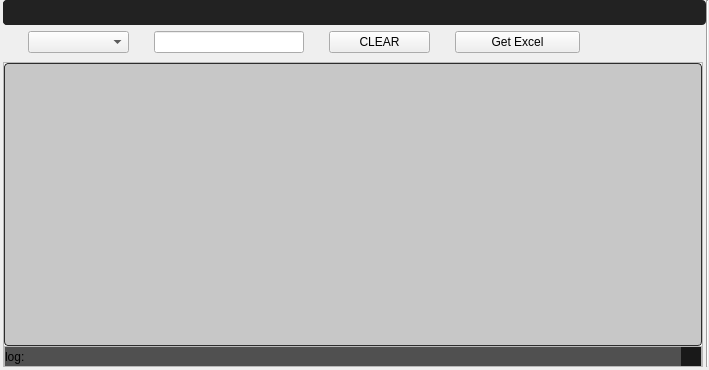
Old version of the form Resources/UI/CMPOTW.ui in the repository ArhamshareKrushil/ScanRisk.
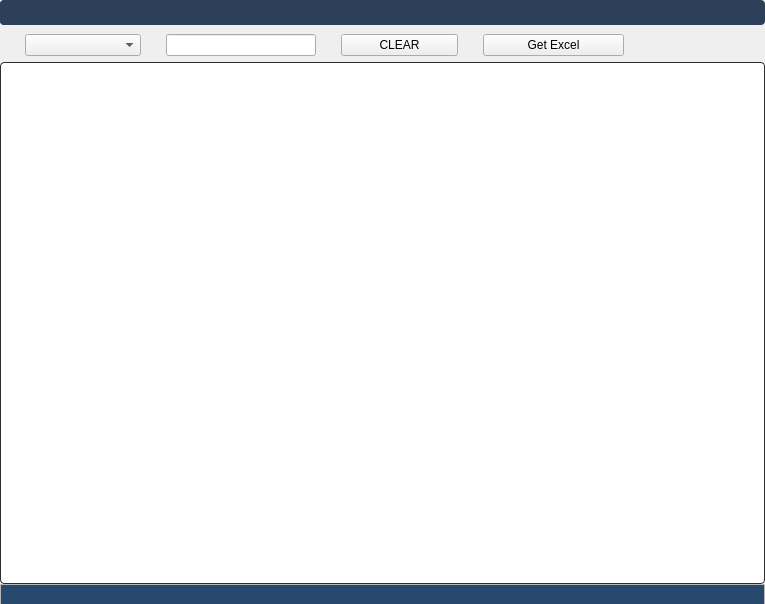
New version of the form. Icons and pictures are not drawn.

Patch:
```diff
--- a/Resources/UI/CMPOTW.ui
+++ b/Resources/UI/CMPOTW.ui
@@ -6,8 +6,8 @@
    <rect>
     <x>0</x>
     <y>0</y>
-    <width>709</width>
-    <height>370</height>
+    <width>765</width>
+    <height>604</height>
    </rect>
   </property>
   <property name="windowTitle">
@@ -33,295 +33,7 @@
     <property name="spacing">
      <number>0</number>
     </property>
-    <item row="2" column="2">
-     <widget class="QFrame" name="mainFrame">
-      <property name="sizePolicy">
-       <sizepolicy hsizetype="Expanding" vsizetype="Expanding">
-        <horstretch>0</horstretch>
-        <verstretch>0</verstretch>
-       </sizepolicy>
-      </property>
-      <property name="frameShape">
-       <enum>QFrame::StyledPanel</enum>
-      </property>
-      <property name="frameShadow">
-       <enum>QFrame::Raised</enum>
-      </property>
-      <layout class="QGridLayout" name="gridLayout_4">
-       <property name="leftMargin">
-        <number>0</number>
-       </property>
-       <property name="topMargin">
-        <number>0</number>
-       </property>
-       <property name="rightMargin">
-        <number>0</number>
-       </property>
-       <property name="bottomMargin">
-        <number>0</number>
-       </property>
-       <property name="spacing">
-        <number>0</number>
-       </property>
-       <item row="0" column="0">
-        <widget class="QTableView" name="tableView">
-         <property name="font">
-          <font>
-           <pointsize>11</pointsize>
-          </font>
-         </property>
-         <property name="styleSheet">
-          <string notr="true">QTreeView:branch:selected, QTreeView:branch:hover {
-  background: url(&quot;:/qss_icons/rc/transparent.png&quot;);
-}
-
-QTreeView:branch:has-siblings:!adjoins-item {
-  border-image: url(&quot;:/qss_icons/rc/branch_line.png&quot;) 0;
-}
-
-QTreeView:branch:has-siblings:adjoins-item {
-  border-image: url(&quot;:/qss_icons/rc/branch_more.png&quot;) 0;
-}
-
-QTreeView:branch:!has-children:!has-siblings:adjoins-item {
-  border-image: url(&quot;:/qss_icons/rc/branch_end.png&quot;) 0;
-}
-
-QTreeView:branch:has-children:!has-siblings:closed, QTreeView:branch:closed:has-children:has-siblings {
-  border-image: none;
-  image: url(&quot;:/qss_icons/rc/branch_closed.png&quot;);
-}
-
-QTreeView:branch:open:has-children:!has-siblings, QTreeView:branch:open:has-children:has-siblings {
-  border-image: none;
-  image: url(&quot;:/qss_icons/rc/branch_open.png&quot;);
-}
-
-QTreeView:branch:has-children:!has-siblings:closed:hover, QTreeView:branch:closed:has-children:has-siblings:hover {
-  image: url(&quot;:/qss_icons/rc/branch_closed_focus.png&quot;);
-}
-
-QTreeView:branch:open:has-children:!has-siblings:hover, QTreeView:branch:open:has-children:has-siblings:hover {
-  image: url(&quot;:/qss_icons/rc/branch_open_focus.png&quot;);
-}
-
-QTreeView::indicator:checked,
-QListView::indicator:checked {
-  image: url(&quot;:/qss_icons/rc/checkbox_checked.png&quot;);
-}
-
-QTreeView::indicator:checked:hover, QTreeView::indicator:checked:focus, QTreeView::indicator:checked:pressed,
-QListView::indicator:checked:hover,
-QListView::indicator:checked:focus,
-QListView::indicator:checked:pressed {
-  image: url(&quot;:/qss_icons/rc/checkbox_checked_focus.png&quot;);
-}
-
-QTreeView::indicator:unchecked,
-QListView::indicator:unchecked {
-  image: url(&quot;:/qss_icons/rc/checkbox_unchecked.png&quot;);
-}
-
-QTreeView::indicator:unchecked:hover, QTreeView::indicator:unchecked:focus, QTreeView::indicator:unchecked:pressed,
-QListView::indicator:unchecked:hover,
-QListView::indicator:unchecked:focus,
-QListView::indicator:unchecked:pressed {
-  image: url(&quot;:/qss_icons/rc/checkbox_unchecked_focus.png&quot;);
-}
-
-QTreeView::indicator:indeterminate,
-QListView::indicator:indeterminate {
-  image: url(&quot;:/qss_icons/rc/checkbox_indeterminate.png&quot;);
-}
-
-QTreeView::indicator:indeterminate:hover, QTreeView::indicator:indeterminate:focus, QTreeView::indicator:indeterminate:pressed,
-QListView::indicator:indeterminate:hover,
-QListView::indicator:indeterminate:focus,
-QListView::indicator:indeterminate:pressed {
-  image: url(&quot;:/qss_icons/rc/checkbox_indeterminate_focus.png&quot;);
-}
-
-QTreeView,
-QListView,
-QTableView,
-QColumnView {
-  background-color: #c7c7c7;
-  border: 1px solid #2d2d2d;
-  color: #000000;
-  gridline-color: #2d2d2d;
-  border-radius: 4px;
-}
-
-QTreeView:disabled,
-QListView:disabled,
-QTableView:disabled,
-QColumnView:disabled {
-  background-color: #c7c7c7;
-  color: #000000;
-}
-
-QTreeView:selected,
-QListView:selected,
-QTableView:selected,
-QColumnView:selected {
-  background-color: #c7c7c7;
-  color: #000000;
-}
-
-QTreeView:hover,
-QListView:hover,
-QTableView:hover,
-QColumnView:hover {
-  background-color: #c7c7c7;
-  border: 1px solid #148CD2;
-}
-
-QTreeView::item:pressed,
-QListView::item:pressed,
-QTableView::item:pressed,
-QColumnView::item:pressed {
-  background-color: #c7c7c7;
-}
-
-QTreeView::item:selected:hover,
-QListView::item:selected:hover,
-QTableView::item:selected:hover,
-QColumnView::item:selected:hover {
-  background: #c7c7c7;
-  color: #000000;
-}
-
-QTreeView::item:selected:active,
-QListView::item:selected:active,
-QTableView::item:selected:active,
-QColumnView::item:selected:active {
-background-color: palette(highlight);
- color: palette(highlightedText);
-}
-
-QTreeView::item:!selected:hover,
-QListView::item:!selected:hover,
-QTableView::item:!selected:hover,
-QColumnView::item:!selected:hover {
-  outline: 0;
-  color: #148CD2;
-  background-color: #2d2d2d;
-}
-
-QTableCornerButton::section {
-  background-color: #282828;
-  border: 1px transparent #2d2d2d;
-  border-radius: 0px;
-}
-</string>
-         </property>
-         <property name="selectionBehavior">
-          <enum>QAbstractItemView::SelectRows</enum>
-         </property>
-         <property name="showGrid">
-          <bool>false</bool>
-         </property>
-         <property name="sortingEnabled">
-          <bool>true</bool>
-         </property>
-         <attribute name="verticalHeaderDefaultSectionSize">
-          <number>23</number>
-         </attribute>
-        </widget>
-       </item>
-       <item row="1" column="0">
-        <widget class="QFrame" name="StatusBar">
-         <property name="minimumSize">
-          <size>
-           <width>0</width>
-           <height>20</height>
-          </size>
-         </property>
-         <property name="maximumSize">
-          <size>
-           <width>16777215</width>
-           <height>20</height>
-          </size>
-         </property>
-         <property name="frameShape">
-          <enum>QFrame::StyledPanel</enum>
-         </property>
-         <property name="frameShadow">
-          <enum>QFrame::Raised</enum>
-         </property>
-         <layout class="QGridLayout" name="gridLayout_7">
-          <property name="leftMargin">
-           <number>0</number>
-          </property>
-          <property name="topMargin">
-           <number>0</number>
-          </property>
-          <property name="rightMargin">
-           <number>0</number>
-          </property>
-          <property name="bottomMargin">
-           <number>0</number>
-          </property>
-          <property name="spacing">
-           <number>0</number>
-          </property>
-          <item row="0" column="0">
-           <widget class="QLabel" name="label">
-            <property name="minimumSize">
-             <size>
-              <width>0</width>
-              <height>20</height>
-             </size>
-            </property>
-            <property name="styleSheet">
-             <string notr="true">background-color: rgb(80, 80, 80);
-  border-radius: 0
-px;</string>
-            </property>
-            <property name="text">
-             <string>log:</string>
-            </property>
-            <property name="wordWrap">
-             <bool>true</bool>
-            </property>
-           </widget>
-          </item>
-          <item row="0" column="1">
-           <widget class="QFrame" name="gripFolio">
-            <property name="minimumSize">
-             <size>
-              <width>0</width>
-              <height>20</height>
-             </size>
-            </property>
-            <property name="maximumSize">
-             <size>
-              <width>20</width>
-              <height>20</height>
-             </size>
-            </property>
-            <property name="styleSheet">
-             <string notr="true">background-color: rgb(25,25,25);
-  border-radius: 0px;</string>
-            </property>
-            <property name="frameShape">
-             <enum>QFrame::StyledPanel</enum>
-            </property>
-            <property name="frameShadow">
-             <enum>QFrame::Raised</enum>
-            </property>
-            <property name="lineWidth">
-             <number>0</number>
-            </property>
-           </widget>
-          </item>
-         </layout>
-        </widget>
-       </item>
-      </layout>
-     </widget>
-    </item>
-    <item row="0" column="1" colspan="3">
+    <item row="0" column="0">
      <widget class="QWidget" name="indexBar" native="true">
       <property name="sizePolicy">
        <sizepolicy hsizetype="Preferred" vsizetype="Minimum">
@@ -336,149 +48,7 @@
        </size>
       </property>
       <property name="styleSheet">
-       <string notr="true">QTreeView:branch:selected, QTreeView:branch:hover {
-  background: url(&quot;:/qss_icons/rc/transparent.png&quot;);
-}
-
-QTreeView:branch:has-siblings:!adjoins-item {
-  border-image: url(&quot;:/qss_icons/rc/branch_line.png&quot;) 0;
-}
-
-QTreeView:branch:has-siblings:adjoins-item {
-  border-image: url(&quot;:/qss_icons/rc/branch_more.png&quot;) 0;
-}
-
-QTreeView:branch:!has-children:!has-siblings:adjoins-item {
-  border-image: url(&quot;:/qss_icons/rc/branch_end.png&quot;) 0;
-}
-
-QTreeView:branch:has-children:!has-siblings:closed, QTreeView:branch:closed:has-children:has-siblings {
-  border-image: none;
-  image: url(&quot;:/qss_icons/rc/branch_closed.png&quot;);
-}
-
-QTreeView:branch:open:has-children:!has-siblings, QTreeView:branch:open:has-children:has-siblings {
-  border-image: none;
-  image: url(&quot;:/qss_icons/rc/branch_open.png&quot;);
-}
-
-QTreeView:branch:has-children:!has-siblings:closed:hover, QTreeView:branch:closed:has-children:has-siblings:hover {
-  image: url(&quot;:/qss_icons/rc/branch_closed_focus.png&quot;);
-}
-
-QTreeView:branch:open:has-children:!has-siblings:hover, QTreeView:branch:open:has-children:has-siblings:hover {
-  image: url(&quot;:/qss_icons/rc/branch_open_focus.png&quot;);
-}
-
-QTreeView::indicator:checked,
-QListView::indicator:checked {
-  image: url(&quot;:/qss_icons/rc/checkbox_checked.png&quot;);
-}
-
-QTreeView::indicator:checked:hover, QTreeView::indicator:checked:focus, QTreeView::indicator:checked:pressed,
-QListView::indicator:checked:hover,
-QListView::indicator:checked:focus,
-QListView::indicator:checked:pressed {
-  image: url(&quot;:/qss_icons/rc/checkbox_checked_focus.png&quot;);
-}
-
-QTreeView::indicator:unchecked,
-QListView::indicator:unchecked {
-  image: url(&quot;:/qss_icons/rc/checkbox_unchecked.png&quot;);
-}
-
-QTreeView::indicator:unchecked:hover, QTreeView::indicator:unchecked:focus, QTreeView::indicator:unchecked:pressed,
-QListView::indicator:unchecked:hover,
-QListView::indicator:unchecked:focus,
-QListView::indicator:unchecked:pressed {
-  image: url(&quot;:/qss_icons/rc/checkbox_unchecked_focus.png&quot;);
-}
-
-QTreeView::indicator:indeterminate,
-QListView::indicator:indeterminate {
-  image: url(&quot;:/qss_icons/rc/checkbox_indeterminate.png&quot;);
-}
-
-QTreeView::indicator:indeterminate:hover, QTreeView::indicator:indeterminate:focus, QTreeView::indicator:indeterminate:pressed,
-QListView::indicator:indeterminate:hover,
-QListView::indicator:indeterminate:focus,
-QListView::indicator:indeterminate:pressed {
-  image: url(&quot;:/qss_icons/rc/checkbox_indeterminate_focus.png&quot;);
-}
-
-QTreeView,
-QListView,
-QTableView,
-QColumnView {
-  background-color: #ffffff;
-  border: 1px solid #2d2d2d;
-  color: #F0F0F0;
-  gridline-color: #2d2d2d;
-  border-radius: 4px;
-}
-
-QTreeView:disabled,
-QListView:disabled,
-QTableView:disabled,
-QColumnView:disabled {
-  background-color: #1e1e1e;
-  color: #787878;
-}
-
-QTreeView:selected,
-QListView:selected,
-QTableView:selected,
-QColumnView:selected {
-  background-color: #ffffff;
-  color: #2d2d2d;
-}
-
-QTreeView:hover,
-QListView:hover,
-QTableView:hover,
-QColumnView:hover {
-  background-color: #ffffff;
-  border: 1px solid #148CD2;
-}
-
-QTreeView::item:pressed,
-QListView::item:pressed,
-QTableView::item:pressed,
-QColumnView::item:pressed {
-  background-color: #ffffff;
-}
-
-QTreeView::item:selected:hover,
-QListView::item:selected:hover,
-QTableView::item:selected:hover,
-QColumnView::item:selected:hover {
-  background: #ffffff;
-  color: #282828;
-}
-
-QTreeView::item:selected:active,
-QListView::item:selected:active,
-QTableView::item:selected:active,
-QColumnView::item:selected:active {
-background-color: palette(highlight);
- color: palette(highlightedText);
-}
-
-QTreeView::item:!selected:hover,
-QListView::item:!selected:hover,
-QTableView::item:!selected:hover,
-QColumnView::item:!selected:hover {
-  outline: 0;
-  color: #148CD2;
-  background-color: #2d2d2d;
-}
-
-QTableCornerButton::section {
-  background-color: #282828;
-  border: 1px transparent #2d2d2d;
-  border-radius: 0px;
-}
-</string>
+       <string notr="true"/>
       </property>
       <layout class="QGridLayout" name="gridLayout_2">
        <property name="leftMargin">
@@ -497,7 +67,7 @@
         <number>0</number>
        </property>
        <property name="verticalSpacing">
-        <number>6</number>
+        <number>9</number>
        </property>
        <item row="0" column="0" colspan="11">
         <widget class="QFrame" name="headerFrame">
@@ -514,9 +84,18 @@
           </size>
          </property>
          <property name="styleSheet">
-          <string notr="true">/* (dot) .QFrame  fix #141, #126, #123 */
+          <string notr="true">/* QFrame -----------------------------------------------------------------
+
+https://doc.qt.io/qt-5/stylesheet-examples.html#customizing-qframe
+https://doc.qt.io/qt-5/qframe.html#-prop
+https://doc.qt.io/qt-5/qframe.html#details
+https://stackoverflow.com/questions/14581498/qt-stylesheet-for-hline-vline-color
+
+--------------------------------------------------------------------------- */
+/* (dot) .QFrame  fix #141, #126, #123 */
 .QFrame {
-background-color: #222222;
+  background-color: #2D4059;
+
   border-radius: 4px;
   border: 0px solid transparent;
 
@@ -542,6 +121,7 @@
   background-color: #2d2d2d;
 }
 
+
 </string>
          </property>
          <property name="frameShape">
@@ -611,29 +191,19 @@
              <property name="bottomMargin">
               <number>0</number>
              </property>
-             <item alignment="Qt::AlignTop">
+             <item>
               <widget class="QPushButton" name="bt_min_3">
-               <property name="sizePolicy">
-                <sizepolicy hsizetype="Expanding" vsizetype="Expanding">
-                 <horstretch>0</horstretch>
-                 <verstretch>0</verstretch>
-                </sizepolicy>
-               </property>
                <property name="minimumSize">
                 <size>
-                 <width>35</width>
-                 <height>25</height>
-                </size>
-               </property>
-               <property name="maximumSize">
-                <size>
-                 <width>35</width>
+                 <width>25</width>
                  <height>25</height>
                 </size>
                </property>
                <property name="styleSheet">
                 <string notr="true">QPushButton {
   background-color: transparent;
+border-radius: 10px;
+
   border: 1px solid transparent;
 
 }
@@ -651,35 +221,25 @@
                </property>
                <property name="iconSize">
                 <size>
-                 <width>15</width>
-                 <height>15</height>
+                 <width>20</width>
+                 <height>20</height>
                 </size>
                </property>
               </widget>
              </item>
-             <item alignment="Qt::AlignRight|Qt::AlignTop">
+             <item>
               <widget class="QPushButton" name="bt_close_3">
-               <property name="sizePolicy">
-                <sizepolicy hsizetype="Maximum" vsizetype="Maximum">
-                 <horstretch>0</horstretch>
-                 <verstretch>0</verstretch>
-                </sizepolicy>
-               </property>
                <property name="minimumSize">
                 <size>
-                 <width>35</width>
-                 <height>25</height>
-                </size>
-               </property>
-               <property name="maximumSize">
-                <size>
-                 <width>35</width>
+                 <width>0</width>
                  <height>25</height>
                 </size>
                </property>
                <property name="styleSheet">
                 <string notr="true">QPushButton {
   background-color: transparent;
+border-radius: 10px;
+
   border: 1px solid transparent;
 
 }
@@ -697,8 +257,8 @@
                </property>
                <property name="iconSize">
                 <size>
-                 <width>15</width>
-                 <height>15</height>
+                 <width>20</width>
+                 <height>20</height>
                 </size>
                </property>
               </widget>
@@ -933,48 +493,268 @@
       </layout>
      </widget>
     </item>
-    <item row="3" column="1">
-     <widget class="Line" name="line_18">
-      <property name="orientation">
-       <enum>Qt::Horizontal</enum>
+    <item row="1" column="0">
+     <widget class="QTableView" name="tableView">
+      <property name="font">
+       <font>
+        <pointsize>11</pointsize>
+       </font>
       </property>
+      <property name="styleSheet">
+       <string notr="true">QTreeView:branch:selected, QTreeView:branch:hover {
+  background: url(&quot;:/qss_icons/rc/transparent.png&quot;);
+}
+
+QTreeView:branch:has-siblings:!adjoins-item {
+  border-image: url(&quot;:/qss_icons/rc/branch_line.png&quot;) 0;
+}
+
+QTreeView:branch:has-siblings:adjoins-item {
+  border-image: url(&quot;:/qss_icons/rc/branch_more.png&quot;) 0;
+}
+
+QTreeView:branch:!has-children:!has-siblings:adjoins-item {
+  border-image: url(&quot;:/qss_icons/rc/branch_end.png&quot;) 0;
+}
+
+QTreeView:branch:has-children:!has-siblings:closed, QTreeView:branch:closed:has-children:has-siblings {
+  border-image: none;
+  image: url(&quot;:/qss_icons/rc/branch_closed.png&quot;);
+}
+
+QTreeView:branch:open:has-children:!has-siblings, QTreeView:branch:open:has-children:has-siblings {
+  border-image: none;
+  image: url(&quot;:/qss_icons/rc/branch_open.png&quot;);
+}
+
+QTreeView:branch:has-children:!has-siblings:closed:hover, QTreeView:branch:closed:has-children:has-siblings:hover {
+  image: url(&quot;:/qss_icons/rc/branch_closed_focus.png&quot;);
+}
+
+QTreeView:branch:open:has-children:!has-siblings:hover, QTreeView:branch:open:has-children:has-siblings:hover {
+  image: url(&quot;:/qss_icons/rc/branch_open_focus.png&quot;);
+}
+
+QTreeView::indicator:checked,
+QListView::indicator:checked {
+  image: url(&quot;:/qss_icons/rc/checkbox_checked.png&quot;);
+}
+
+QTreeView::indicator:checked:hover, QTreeView::indicator:checked:focus, QTreeView::indicator:checked:pressed,
+QListView::indicator:checked:hover,
+QListView::indicator:checked:focus,
+QListView::indicator:checked:pressed {
+  image: url(&quot;:/qss_icons/rc/checkbox_checked_focus.png&quot;);
+}
+
+QTreeView::indicator:unchecked,
+QListView::indicator:unchecked {
+  image: url(&quot;:/qss_icons/rc/checkbox_unchecked.png&quot;);
+}
+
+QTreeView::indicator:unchecked:hover, QTreeView::indicator:unchecked:focus, QTreeView::indicator:unchecked:pressed,
+QListView::indicator:unchecked:hover,
+QListView::indicator:unchecked:focus,
+QListView::indicator:unchecked:pressed {
+  image: url(&quot;:/qss_icons/rc/checkbox_unchecked_focus.png&quot;);
+}
+
+QTreeView::indicator:indeterminate,
+QListView::indicator:indeterminate {
+  image: url(&quot;:/qss_icons/rc/checkbox_indeterminate.png&quot;);
+}
+
+QTreeView::indicator:indeterminate:hover, QTreeView::indicator:indeterminate:focus, QTreeView::indicator:indeterminate:pressed,
+QListView::indicator:indeterminate:hover,
+QListView::indicator:indeterminate:focus,
+QListView::indicator:indeterminate:pressed {
+  image: url(&quot;:/qss_icons/rc/checkbox_indeterminate_focus.png&quot;);
+}
+
+QTreeView,
+QListView,
+QTableView,
+QColumnView {
+  background-color: #FFFFFF;
+  border: 1px solid #2d2d2d;
+  color: #000000;
+  gridline-color: #2d2d2d;
+  border-radius: 4px;
+}
+
+QTreeView:disabled,
+QListView:disabled,
+QTableView:disabled,
+QColumnView:disabled {
+  background-color: #FFFFFF;
+  color: #000000;
+}
+
+QTreeView:selected,
+QListView:selected,
+QTableView:selected,
+QColumnView:selected {
+  background-color: #FFFFFF;
+  color: #000000;
+}
+
+QTreeView:hover,
+QListView:hover,
+QTableView:hover,
+QColumnView:hover {
+  background-color: #FFFFFF;
+  border: 1px solid #148CD2;
+}
+
+QTreeView::item:pressed,
+QListView::item:pressed,
+QTableView::item:pressed,
+QColumnView::item:pressed {
+  background-color: #FFFFFF;
+}
+
+QTreeView::item:selected:hover,
+QListView::item:selected:hover,
+QTableView::item:selected:hover,
+QColumnView::item:selected:hover {
+  background: #FFFFFF;
+  color: #000000;
+}
+
+QTreeView::item:selected:active,
+QListView::item:selected:active,
+QTableView::item:selected:active,
+QColumnView::item:selected:active {
+background-color: palette(highlight);
+ color: palette(highlightedText);
+}
+
+QTreeView::item:!selected:hover,
+QListView::item:!selected:hover,
+QTableView::item:!selected:hover,
+QColumnView::item:!selected:hover {
+  outline: 0;
+  color: #148CD2;
+  background-color: #2d2d2d;
+}
+
+QTableCornerButton::section {
+  background-color: #282828;
+  border: 1px transparent #2d2d2d;
+  border-radius: 0px;
+}
+</string>
+      </property>
+      <property name="selectionBehavior">
+       <enum>QAbstractItemView::SelectRows</enum>
+      </property>
+      <property name="showGrid">
+       <bool>false</bool>
+      </property>
+      <property name="sortingEnabled">
+       <bool>true</bool>
+      </property>
+      <attribute name="verticalHeaderDefaultSectionSize">
+       <number>23</number>
+      </attribute>
      </widget>
     </item>
     <item row="2" column="0">
-     <widget class="Line" name="line">
-      <property name="styleSheet">
-       <string notr="true">background-color: transparent;</string>
+     <widget class="QFrame" name="StatusBar">
+      <property name="minimumSize">
+       <size>
+        <width>0</width>
+        <height>20</height>
+       </size>
       </property>
-      <property name="orientation">
-       <enum>Qt::Vertical</enum>
+      <property name="maximumSize">
+       <size>
+        <width>16777215</width>
+        <height>20</height>
+       </size>
       </property>
-     </widget>
-    </item>
-    <item row="2" column="3">
-     <widget class="Line" name="line_3">
       <property name="styleSheet">
-       <string notr="true">background-color: transparent;</string>
+       <string notr="true"/>
       </property>
-      <property name="orientation">
-       <enum>Qt::Vertical</enum>
+      <property name="frameShape">
+       <enum>QFrame::StyledPanel</enum>
       </property>
-     </widget>
-    </item>
-    <item row="0" column="4" rowspan="3">
-     <widget class="Line" name="line_17">
-      <property name="orientation">
-       <enum>Qt::Vertical</enum>
+      <property name="frameShadow">
+       <enum>QFrame::Raised</enum>
       </property>
-     </widget>
-    </item>
-    <item row="1" column="2">
-     <widget class="Line" name="line_2">
-      <property name="styleSheet">
-       <string notr="true">background-color: transparent;</string>
-      </property>
-      <property name="orientation">
-       <enum>Qt::Horizontal</enum>
-      </property>
+      <layout class="QGridLayout" name="gridLayout_7">
+       <property name="leftMargin">
+        <number>0</number>
+       </property>
+       <property name="topMargin">
+        <number>0</number>
+       </property>
+       <property name="rightMargin">
+        <number>0</number>
+       </property>
+       <property name="bottomMargin">
+        <number>0</number>
+       </property>
+       <property name="spacing">
+        <number>0</number>
+       </property>
+       <item row="0" column="0">
+        <widget class="QLabel" name="label">
+         <property name="minimumSize">
+          <size>
+           <width>0</width>
+           <height>20</height>
+          </size>
+         </property>
+         <property name="maximumSize">
+          <size>
+           <width>16777215</width>
+           <height>20</height>
+          </size>
+         </property>
+         <property name="styleSheet">
+          <string notr="true">background-color:#27496D;
+  border-radius: 0
+px;</string>
+         </property>
+         <property name="text">
+          <string/>
+         </property>
+         <property name="wordWrap">
+          <bool>true</bool>
+         </property>
+        </widget>
+       </item>
+       <item row="0" column="1">
+        <widget class="QFrame" name="gripDP">
+         <property name="minimumSize">
+          <size>
+           <width>0</width>
+           <height>20</height>
+          </size>
+         </property>
+         <property name="maximumSize">
+          <size>
+           <width>20</width>
+           <height>20</height>
+          </size>
+         </property>
+         <property name="styleSheet">
+          <string notr="true">background-color:#27496D;
+  border-radius: 0px;</string>
+         </property>
+         <property name="frameShape">
+          <enum>QFrame::StyledPanel</enum>
+         </property>
+         <property name="frameShadow">
+          <enum>QFrame::Raised</enum>
+         </property>
+         <property name="lineWidth">
+          <number>0</number>
+         </property>
+        </widget>
+       </item>
+      </layout>
      </widget>
     </item>
    </layout>
```
Left out of the diff: 413 changed lines with no effect on the pictures.
